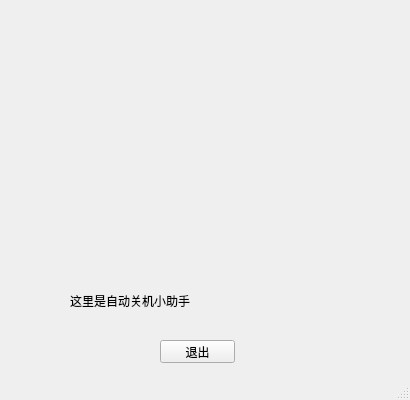
The window that mainWindow.ui (Cheny233/AutoShutdown) describes before a commit, drawn with Qt 5.
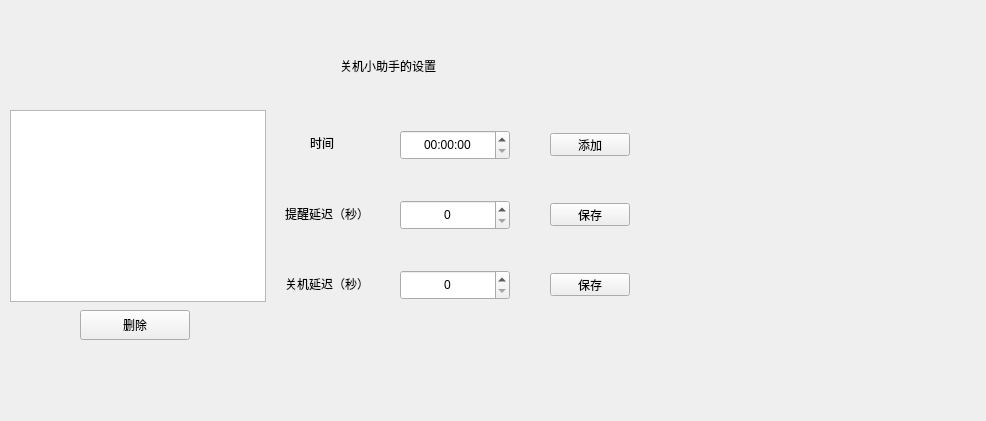
The same window after the commit. Icons and pictures are not drawn.

Commit message: 实现手动更改设置

Diff of the .ui file:
```diff
--- a/mainWindow.ui
+++ b/mainWindow.ui
@@ -6,8 +6,8 @@
    <rect>
     <x>0</x>
     <y>0</y>
-    <width>410</width>
-    <height>400</height>
+    <width>986</width>
+    <height>421</height>
    </rect>
   </property>
   <property name="windowTitle">
@@ -20,10 +20,10 @@
    <widget class="QLabel" name="label">
     <property name="geometry">
      <rect>
-      <x>60</x>
-      <y>-20</y>
-      <width>281</width>
-      <height>291</height>
+      <x>570</x>
+      <y>0</y>
+      <width>421</width>
+      <height>421</height>
      </rect>
     </property>
     <property name="text">
@@ -39,44 +39,199 @@
    <widget class="QLabel" name="label_2">
     <property name="geometry">
      <rect>
-      <x>70</x>
-      <y>280</y>
-      <width>271</width>
-      <height>41</height>
+      <x>340</x>
+      <y>30</y>
+      <width>231</width>
+      <height>71</height>
      </rect>
     </property>
     <property name="styleSheet">
      <string notr="true">font: 20pt &quot;微软雅黑&quot;;</string>
     </property>
     <property name="text">
-     <string>这里是自动关机小助手</string>
+     <string>关机小助手的设置</string>
+    </property>
+   </widget>
+   <widget class="QListWidget" name="listWidget">
+    <property name="geometry">
+     <rect>
+      <x>10</x>
+      <y>110</y>
+      <width>256</width>
+      <height>192</height>
+     </rect>
+    </property>
+   </widget>
+   <widget class="QTimeEdit" name="timeEdit">
+    <property name="geometry">
+     <rect>
+      <x>400</x>
+      <y>130</y>
+      <width>110</width>
+      <height>30</height>
+     </rect>
+    </property>
+    <property name="styleSheet">
+     <string notr="true">font: 12pt &quot;微软雅黑&quot;;</string>
+    </property>
+    <property name="alignment">
+     <set>Qt::AlignCenter</set>
     </property>
    </widget>
    <widget class="QPushButton" name="pushButton">
     <property name="geometry">
      <rect>
-      <x>160</x>
-      <y>340</y>
-      <width>75</width>
+      <x>550</x>
+      <y>133</y>
+      <width>80</width>
       <height>23</height>
      </rect>
     </property>
+    <property name="styleSheet">
+     <string notr="true"/>
+    </property>
     <property name="text">
-     <string>退出</string>
+     <string>添加</string>
     </property>
    </widget>
+   <widget class="QPushButton" name="pushButton_2">
+    <property name="geometry">
+     <rect>
+      <x>80</x>
+      <y>310</y>
+      <width>110</width>
+      <height>30</height>
+     </rect>
+    </property>
+    <property name="text">
+     <string>删除</string>
+    </property>
+   </widget>
+   <widget class="QPushButton" name="pushButton_3">
+    <property name="geometry">
+     <rect>
+      <x>550</x>
+      <y>203</y>
+      <width>80</width>
+      <height>23</height>
+     </rect>
+    </property>
+    <property name="styleSheet">
+     <string notr="true"/>
+    </property>
+    <property name="text">
+     <string>保存</string>
+    </property>
+   </widget>
+   <widget class="QPushButton" name="pushButton_4">
+    <property name="geometry">
+     <rect>
+      <x>550</x>
+      <y>273</y>
+      <width>80</width>
+      <height>23</height>
+     </rect>
+    </property>
+    <property name="text">
+     <string>保存</string>
+    </property>
+   </widget>
+   <widget class="QLabel" name="label_3">
+    <property name="geometry">
+     <rect>
+      <x>310</x>
+      <y>128</y>
+      <width>41</width>
+      <height>30</height>
+     </rect>
+    </property>
+    <property name="styleSheet">
+     <string notr="true">font: 15pt &quot;微软雅黑&quot;;</string>
+    </property>
+    <property name="text">
+     <string>时间</string>
+    </property>
+   </widget>
+   <widget class="QLabel" name="label_4">
+    <property name="geometry">
+     <rect>
+      <x>285</x>
+      <y>198</y>
+      <width>101</width>
+      <height>31</height>
+     </rect>
+    </property>
+    <property name="styleSheet">
+     <string notr="true">font: 12pt &quot;微软雅黑&quot;;</string>
+    </property>
+    <property name="text">
+     <string>提醒延迟（秒）</string>
+    </property>
+   </widget>
+   <widget class="QLabel" name="label_5">
+    <property name="geometry">
+     <rect>
+      <x>285</x>
+      <y>263</y>
+      <width>101</width>
+      <height>41</height>
+     </rect>
+    </property>
+    <property name="styleSheet">
+     <string notr="true">font: 12pt &quot;微软雅黑&quot;;</string>
+    </property>
+    <property name="text">
+     <string>关机延迟（秒）</string>
+    </property>
+   </widget>
+   <widget class="QSpinBox" name="spinBox">
+    <property name="geometry">
+     <rect>
+      <x>400</x>
+      <y>200</y>
+      <width>110</width>
+      <height>30</height>
+     </rect>
+    </property>
+    <property name="minimumSize">
+     <size>
+      <width>110</width>
+      <height>30</height>
+     </size>
+    </property>
+    <property name="styleSheet">
+     <string notr="true">font: 12pt &quot;微软雅黑&quot;;</string>
+    </property>
+    <property name="alignment">
+     <set>Qt::AlignCenter</set>
+    </property>
+    <property name="suffix">
+     <string/>
+    </property>
+    <property name="prefix">
+     <string/>
+    </property>
+    <property name="maximum">
+     <number>60</number>
+    </property>
+   </widget>
+   <widget class="QSpinBox" name="spinBox_2">
+    <property name="geometry">
+     <rect>
+      <x>400</x>
+      <y>270</y>
+      <width>110</width>
+      <height>30</height>
+     </rect>
+    </property>
+    <property name="styleSheet">
+     <string notr="true">font: 12pt &quot;微软雅黑&quot;;</string>
+    </property>
+    <property name="alignment">
+     <set>Qt::AlignCenter</set>
+    </property>
+   </widget>
   </widget>
-  <widget class="QMenuBar" name="menubar">
-   <property name="geometry">
-    <rect>
-     <x>0</x>
-     <y>0</y>
-     <width>410</width>
-     <height>23</height>
-    </rect>
-   </property>
-  </widget>
-  <widget class="QStatusBar" name="statusbar"/>
  </widget>
  <resources/>
  <connections>
```
Left out of the diff: 66 changed lines with no effect on the pictures. The commit also changes 6 other files.
